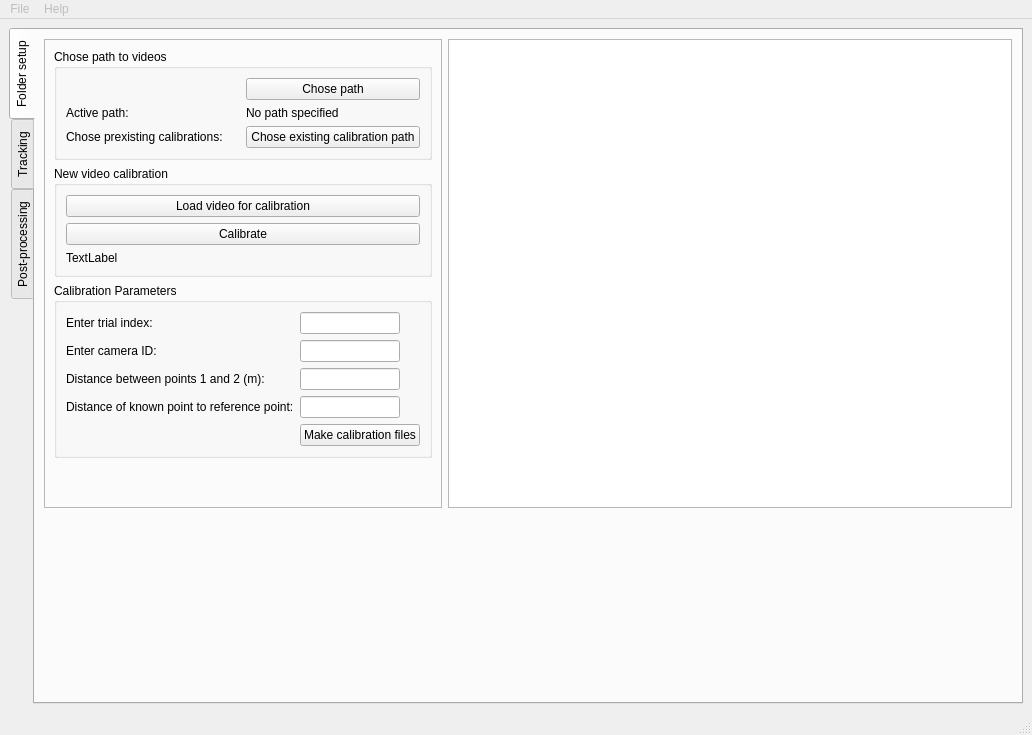
First picture: the form in tracker_ui.ui, repository Fishified/FishTracker, before the edit.
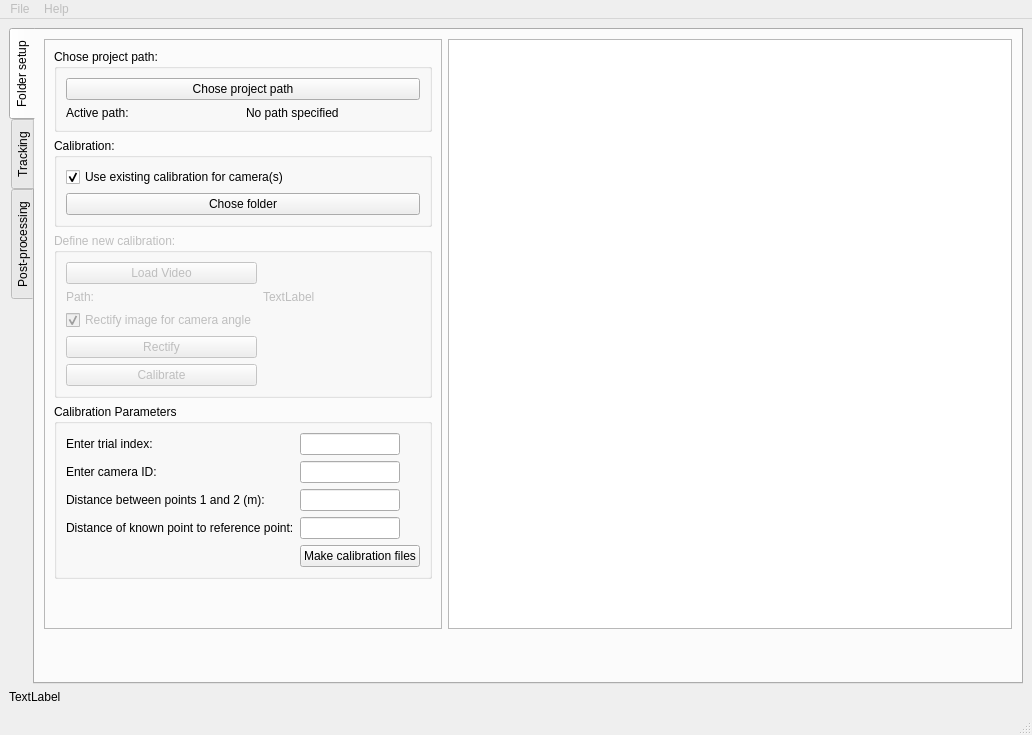
Second picture: the form after the edit.

Commit message: add rectify image functionality into GUI

```diff
--- a/tracker_ui.ui
+++ b/tracker_ui.ui
@@ -49,6 +49,22 @@
         <string>Folder setup</string>
        </attribute>
        <layout class="QGridLayout" name="gridLayout_7">
+        <item row="0" column="1">
+         <widget class="QTextEdit" name="cal_TE"/>
+        </item>
+        <item row="1" column="1">
+         <spacer name="verticalSpacer_2">
+          <property name="orientation">
+           <enum>Qt::Vertical</enum>
+          </property>
+          <property name="sizeHint" stdset="0">
+           <size>
+            <width>20</width>
+            <height>40</height>
+           </size>
+          </property>
+         </spacer>
+        </item>
         <item row="0" column="0">
          <widget class="QFrame" name="frame">
           <property name="frameShape">
@@ -58,7 +74,67 @@
            <enum>QFrame::Raised</enum>
           </property>
           <layout class="QGridLayout" name="gridLayout_11">
-           <item row="2" column="0" colspan="2">
+           <item row="3" column="0" colspan="2">
+            <widget class="QGroupBox" name="groupBox_11">
+             <property name="enabled">
+              <bool>false</bool>
+             </property>
+             <property name="title">
+              <string>Define new calibration:</string>
+             </property>
+             <layout class="QGridLayout" name="gridLayout_23">
+              <item row="2" column="0">
+               <widget class="QCheckBox" name="checkBox">
+                <property name="text">
+                 <string>Rectify image for camera angle</string>
+                </property>
+                <property name="checked">
+                 <bool>true</bool>
+                </property>
+               </widget>
+              </item>
+              <item row="0" column="0">
+               <widget class="QPushButton" name="calLoadCalibrate_B">
+                <property name="text">
+                 <string>Load Video</string>
+                </property>
+               </widget>
+              </item>
+              <item row="1" column="0">
+               <widget class="QLabel" name="label_16">
+                <property name="text">
+                 <string>Path:</string>
+                </property>
+               </widget>
+              </item>
+              <item row="3" column="0">
+               <widget class="QPushButton" name="calRectify_B">
+                <property name="toolTip">
+                 <string>Input three points to define rotation angle. Choose points 1 and 2 so they lie along a horiztonal line. Chose point three so that it shares the same x coordinate as point 1. </string>
+                </property>
+                <property name="text">
+                 <string>Rectify</string>
+                </property>
+               </widget>
+              </item>
+              <item row="1" column="1">
+               <widget class="QLabel" name="calVideo_L">
+                <property name="text">
+                 <string>TextLabel</string>
+                </property>
+               </widget>
+              </item>
+              <item row="4" column="0">
+               <widget class="QPushButton" name="calCalibrate_B">
+                <property name="text">
+                 <string>Calibrate</string>
+                </property>
+               </widget>
+              </item>
+             </layout>
+            </widget>
+           </item>
+           <item row="5" column="0" colspan="2">
             <widget class="QGroupBox" name="groupBox_6">
              <property name="title">
               <string>Calibration Parameters</string>
@@ -190,39 +266,12 @@
              </layout>
             </widget>
            </item>
-           <item row="3" column="0">
-            <spacer name="verticalSpacer">
-             <property name="orientation">
-              <enum>Qt::Vertical</enum>
-             </property>
-             <property name="sizeHint" stdset="0">
-              <size>
-               <width>20</width>
-               <height>40</height>
-              </size>
-             </property>
-            </spacer>
-           </item>
            <item row="0" column="0" colspan="2">
             <widget class="QGroupBox" name="groupBox_12">
              <property name="title">
-              <string>Chose path to videos</string>
+              <string>Chose project path:</string>
              </property>
              <layout class="QGridLayout" name="gridLayout_22">
-              <item row="0" column="1">
-               <widget class="QPushButton" name="calChosepath_B">
-                <property name="text">
-                 <string>Chose path</string>
-                </property>
-               </widget>
-              </item>
-              <item row="1" column="0">
-               <widget class="QLabel" name="label_20">
-                <property name="text">
-                 <string>Active path:</string>
-                </property>
-               </widget>
-              </item>
               <item row="1" column="1">
                <widget class="QLabel" name="calLabelPath_L">
                 <property name="text">
@@ -230,61 +279,57 @@
                 </property>
                </widget>
               </item>
-              <item row="2" column="1">
-               <widget class="QPushButton" name="calChoseExisting_B">
+              <item row="1" column="0">
+               <widget class="QLabel" name="label_20">
                 <property name="text">
-                 <string>Chose existing calibration path</string>
+                 <string>Active path:</string>
                 </property>
                </widget>
               </item>
-              <item row="2" column="0">
-               <widget class="QLabel" name="label_8">
+              <item row="0" column="0" colspan="2">
+               <widget class="QPushButton" name="calChosepath_B">
                 <property name="text">
-                 <string>Chose prexisting calibrations:</string>
+                 <string>Chose project path</string>
                 </property>
                </widget>
               </item>
              </layout>
             </widget>
            </item>
-           <item row="1" column="0" colspan="2">
+           <item row="2" column="0" colspan="2">
             <widget class="QGroupBox" name="groupBox_10">
+             <property name="enabled">
+              <bool>true</bool>
+             </property>
              <property name="title">
-              <string>New video calibration</string>
+              <string>Calibration:</string>
              </property>
-             <layout class="QVBoxLayout" name="verticalLayout_8">
-              <item>
-               <widget class="QPushButton" name="calLoadCalibrate_B">
+             <layout class="QGridLayout" name="gridLayout_13">
+              <item row="0" column="0">
+               <widget class="QCheckBox" name="checkBox_2">
                 <property name="text">
-                 <string>Load video for calibration</string>
+                 <string>Use existing calibration for camera(s)</string>
                 </property>
-               </widget>
-              </item>
-              <item>
-               <widget class="QPushButton" name="calCalibrate_B">
-                <property name="text">
-                 <string>Calibrate</string>
+                <property name="checked">
+                 <bool>true</bool>
                 </property>
                </widget>
               </item>
-              <item>
-               <widget class="QLabel" name="calVideo_L">
+              <item row="1" column="0">
+               <widget class="QPushButton" name="calChoseExisting_B">
+                <property name="enabled">
+                 <bool>true</bool>
+                </property>
                 <property name="text">
-                 <string>TextLabel</string>
+                 <string>Chose folder</string>
                 </property>
                </widget>
               </item>
              </layout>
             </widget>
            </item>
-          </layout>
-         </widget>
-        </item>
-        <item row="0" column="1">
-         <widget class="QTextEdit" name="cal_TE"/>
-        </item>
-        <item row="1" column="1">
-         <spacer name="verticalSpacer_2">
+           <item row="6" column="0">
+            <spacer name="verticalSpacer">
           <property name="orientation">
            <enum>Qt::Vertical</enum>
           </property>
@@ -295,6 +340,9 @@
            </size>
           </property>
          </spacer>
+           </item>
+          </layout>
+         </widget>
         </item>
        </layout>
       </widget>
@@ -1635,6 +1683,13 @@
       </widget>
      </widget>
     </item>
+    <item row="1" column="0">
+     <widget class="QLabel" name="projectPath_L">
+      <property name="text">
+       <string>TextLabel</string>
+      </property>
+     </widget>
+    </item>
    </layout>
   </widget>
   <widget class="QMenuBar" name="menubar">
```
Left out of the diff: 67 changed lines with no effect on the pictures. Lines whose indentation alone changed are shown as unchanged. The commit also changes 13 other files.
